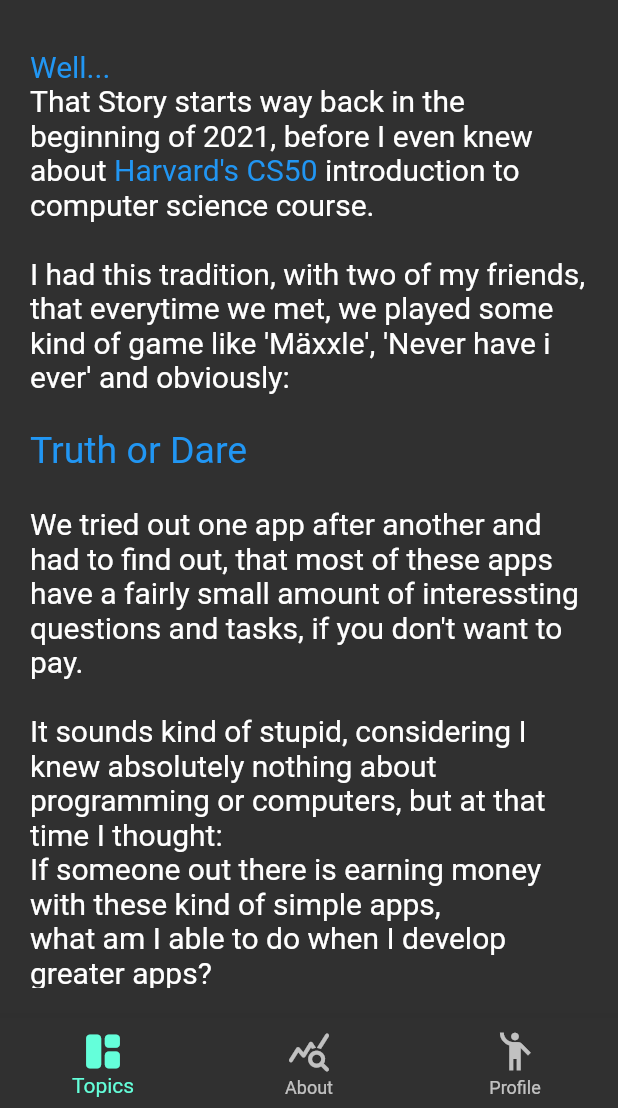
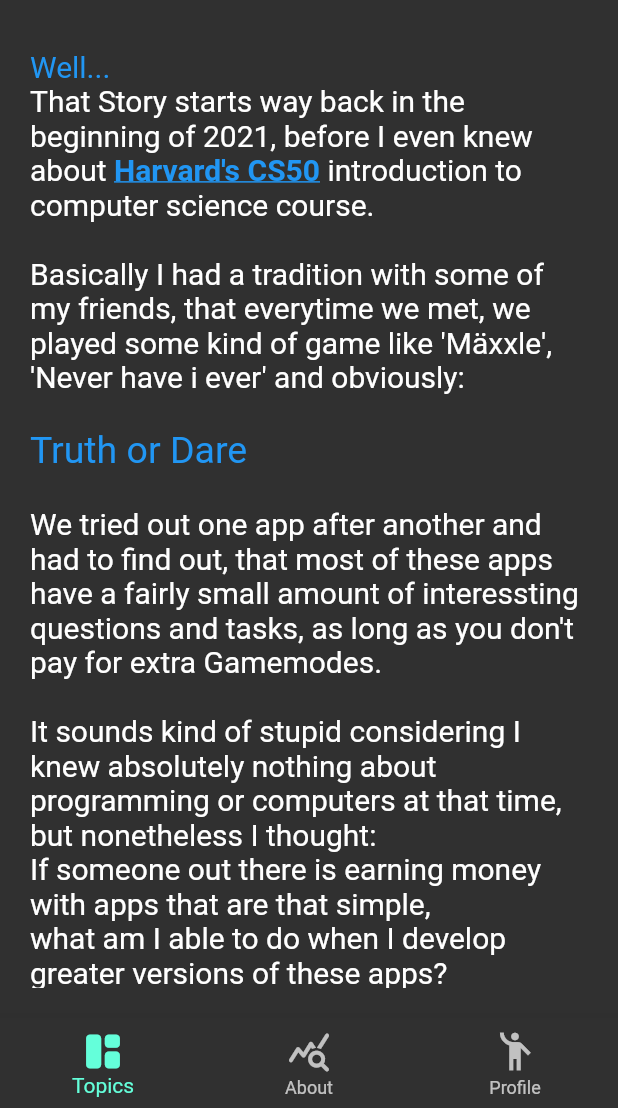
Before and after one commit to Merlin-Willner/TruthOrDare, a Flutter app: the AboutScreen screen opened by its route, on a phone screen of 412 x 824 dp, the part 128-1236 px from its top. Run offline on Flutter 3.47's test engine with Material 2 defaults, Android fonts, the phone set to English and light mode, and no system bars; our stand-ins replace firebase_auth, firebase_core, google_sign_in; accounts and stored records are empty; network calls fail.

Commit message:
finaly done with this app

```diff
--- a/truthordare/lib/CivilizedMode/CivilizedMode.dart
+++ b/truthordare/lib/CivilizedMode/CivilizedMode.dart
@@ -11,10 +11,10 @@ List<String> Truth = [
   'What is your dream job and why?',
 ];
 List<String> Dare = [
-  'The other Players have to give you a task that is out of your comfort zone\nDO SOMETHING BOLD!',
-  'Go to the person to your right and sit on her/his lap for the rest of this round.',
-  'Act for the rest of the round like an absolut asshole, you have to insult everybody',
-  'You are now the buttler for everyone. Good luck ;)',
+  'The other Players have to give you a task that is out of your comfort zone.\nDO SOMETHING BOLD!',
+  'Go to the person to your right and sit on her/his lap for the rest of this round!',
+  'Act for the rest of the round like an absolut asshole, you have to insult everybody!',
+  'You are now the buttler for everyone! Good luck. ;)',
 ];
 
 
@@ -40,7 +40,7 @@ class _CivilizedModeScreen extends State<CivilizedModeScreen> {
         children: [
           Container(
             padding: const EdgeInsets.all(20),
-            child: Text(task),
+            child: Text(task, style: const TextStyle(fontSize: 25)),
             //color: Colors.grey,
             width: 100,
             height: 300,
@@ -71,7 +71,7 @@ class _CivilizedModeScreen extends State<CivilizedModeScreen> {
                     color: Colors.blue,
                   ),
                   child: const Center(
-                    child: Text('Truth'),
+                    child: Text('Truth', style: TextStyle(fontSize: 25),),
                   ),
                   transform: Matrix4.rotationZ(0.05),
                   height: 90,
@@ -99,7 +99,7 @@ class _CivilizedModeScreen extends State<CivilizedModeScreen> {
                     color: Colors.red,
                   ),
                   child: const Center(
-                    child: Text('Dare'),
+                    child: Text('Dare', style: TextStyle(fontSize: 25)),
                   ),
                   transform: Matrix4.rotationZ(0.05),
                   height: 90,
--- a/truthordare/lib/PartyMode/PartyMode.dart
+++ b/truthordare/lib/PartyMode/PartyMode.dart
@@ -11,9 +11,9 @@ List<String> Truth = [
   'Truth comming soon 4?',
 ];
 List<String> Dare = [
-  'Dare comming soon 1?',
-  'Dare comming soon 2?',
-  'Dare comming soon 3?',
+  'Dare comming soon 1!',
+  'Dare comming soon 2!',
+  'Dare comming soon 3!',
 ];
 
 
@@ -40,7 +40,7 @@ class _PartyModeScreen extends State<PartyModeScreen> {
         children: [
           Container(
             padding: const EdgeInsets.all(20),
-            child: Text(task),
+            child: Text(task, style: const TextStyle(fontSize: 25)),
             //color: Colors.grey,
             width: 100,
             height: 300,
@@ -71,7 +71,7 @@ class _PartyModeScreen extends State<PartyModeScreen> {
                     color: Colors.blue,
                   ),
                   child: const Center(
-                    child: Text('Truth'),
+                    child: Text('Truth', style: TextStyle(fontSize: 25)),
                   ),
                   transform: Matrix4.rotationZ(0.05),
                   height: 90,
@@ -99,7 +99,7 @@ class _PartyModeScreen extends State<PartyModeScreen> {
                     color: Colors.red,
                   ),
                   child: const Center(
-                    child: Text('Dare'),
+                    child: Text('Dare', style: TextStyle(fontSize: 25)),
                   ),
                   transform: Matrix4.rotationZ(0.05),
                   height: 90,
--- a/truthordare/lib/about/about.dart
+++ b/truthordare/lib/about/about.dart
@@ -1,5 +1,7 @@
+import 'package:flutter/gestures.dart';
 import 'package:flutter/material.dart';
 import 'package:truthordare/shared/bottom_nav.dart';
+import 'package:url_launcher/url_launcher.dart';
 
 class AboutScreen extends StatelessWidget {
   const AboutScreen({Key? key}) : super(key: key);
@@ -29,56 +31,72 @@ class AboutScreen extends StatelessWidget {
                           TextSpan(
                             //text: 'Hello',
                             style: Theme.of(context).textTheme.bodyText2,
-                            children: const <TextSpan>[
-                            TextSpan(
+                            children: <TextSpan>[
+                            const TextSpan(
                                 text: "\nWell...\n",
                                 style: TextStyle(color: Colors.blue)),
-                            TextSpan(text: "That Story starts way back in the beginning of 2021, before I even knew about "),
+                            const TextSpan(text: "That Story starts way back in the beginning of 2021, before I even knew about "),
                             TextSpan(
                                 text: "Harvard's CS50",
-                                style: TextStyle(color: Colors.blue)),
-                            TextSpan(
+                                style: const TextStyle(color: Colors.blue, fontWeight: FontWeight.bold, decoration: TextDecoration.underline),
+                                recognizer: TapGestureRecognizer() ..onTap = () async {
+                                  if (await canLaunch("https://pll.harvard.edu/course/cs50") == true) {
+                                    launch("https://pll.harvard.edu/course/cs50");
+                                  }
+                                  else {
+                                    print("Can't launch URL");
+                                  }
+                                },
+                                ),
+                            const TextSpan(
                                 text: " introduction to computer science course.\n\n"),
-                            TextSpan(
-                                text: "I had this tradition, with two of my friends, that everytime we met, we played some kind"
+                            const TextSpan(
+                                text: "Basically I had a tradition with some of my friends, that everytime we met, we played some kind"
                                            " of game like 'Mäxxle', 'Never have i ever' and obviously:\n\n"),
-                            TextSpan(
+                            const TextSpan(
                                 text: "Truth or Dare",
                                 style: TextStyle(color: Colors.blue, fontSize: 25)),
-                            TextSpan(
+                            const TextSpan(
                                 text: "\n\nWe tried out one app after another and had to find out, that most of these apps have a "
-                                      "fairly small amount of interessting questions and tasks, if you don't want to pay.\n\n"
-                                      "It sounds kind of stupid, considering I knew absolutely nothing about programming "
-                                      "or computers, but at that time I thought: \nIf someone out there is earning money with"
-                                      " these kind of simple apps, \nwhat am I able to do when I develop greater apps?\n"
+                                      "fairly small amount of interessting questions and tasks, as long as you don't pay for extra Gamemodes.\n\n"
+                                      "It sounds kind of stupid considering I knew absolutely nothing about programming "
+                                      "or computers at that time, but nonetheless I thought: \nIf someone out there is earning money with"
+                                      " apps that are that simple, \nwhat am I able to do when I develop greater versions of these apps?\n"
                                       "\nWhat am I able to do when I implement more features?\n\nBetter tasks and questions?\n\n\n"
                                       "I think I don't need to tell you that I didn't reach that goal yet XD\n\n"
-                                      "To be totally honast I am not even close.\n\nDuring the course there have always been"
+                                      "To be totally honast I am not even close...\n\n\n\nDuring CS50's course there have always been"
                                       " times where things were confusing and absolutely overwhelming(Tideman), \nbut at least there"
                                       " have been some lectures and notes to look up the information and push through the"
                                       " problem sets.\n\n"
                                       "Now with this Final Project things went a little different.\n\n"
-                                      "-I needed to install VS-Code and lern how to use it.\n"
+                                      "-I needed to install VS-Code and lern how to properly use it.\n"
                                       "-Git and Github was completely new.\n"
                                       "-I tried out WSL2 and Ubuntu.\n"
                                       "-Dart was also pretty much new.\n"
                                       "-Flutter even more...\n"
                                       "-And now with some Elements from Firebase, things didn't get less confusing.\n\n"
-                                      "But even though I didnt archieve what I wanted yet, I think I can be proud of the progress that I have made,\n"
-                                      "and from now on continue my work on this app and many other in the future upcomming programming challenges.\n\n"
+                                      "But even though I didnt archieve what I wanted yet,\nI think I can be proud of the progress that I have made,\n"
+                                      "the motivation to constantly step out of my comfort zone,\n"
+                                      "and the fact that I never gave up and continued to try my best, no matter how confusing or overwhelming a concept or task seemed to be.\n\n"
+                                      "If you are reading this right now and struggle at anything in programming, sport or whatever else, feel free to contact me on the link below.\n\n"
+
                                       ),
                             TextSpan(
                                 text: "I am Merlin and this was CS50.\n\n",
-                                style: TextStyle(color: Colors.blue)),
+                                style: const TextStyle(color: Colors.blue, fontWeight: FontWeight.bold, decoration: TextDecoration.underline),
+                                recognizer: TapGestureRecognizer() ..onTap = () async {
+                                  if (await canLaunch("https://www.instagram.com/merlin_willner/") == true) {
+                                    launch("https://www.instagram.com/merlin_willner/");
+                                  }
+                                  else {
+                                    print("Can't launch URL");
+                                  }
+                                },
+                            ),
                           ],
                         ),
                       )
-                      //"Well...\n"
-                      //"That Story starts way back in the beginning of 2021, before I even knew about Harvard's CS50 introduction to computer science course."
-                      //"I had this tradition, with two of my friends, that everytime we met, we played some kind of games like 'Mäxxle', 'Never have i ever' and obviously:"
-                      //"Truth or Dare"
-                      //"We tried out one app after another and had to find out, that most of these apps have a fairly small amount of interessting questions and tasks, if you don't want to pay."
-                      //"It sounds kind of stupid, considering I knew absolutely nothing about programming or computers, but at that time I thought: If someone out there is earning money with these kind of simple apps, what am I able to do when I develop greater apps, what am I able to do when I implement more features, better tasks and questions?"
+
                       ),
                 ),
               ),
@@ -89,11 +107,3 @@ class AboutScreen extends StatelessWidget {
     );
   }
 }
-
-
-//child: Center(child: Text('Well...')),
-//                  const Center(child: Text("That Story starts way back in the beginning of 2021, before I even knew about Harvard's CS50 introduction to computer science course.")),
-//                  const Center(child: Text("I had this tradition, with two of my friends, that everytime we met, we played some kind of games like 'Mäxxle', 'Never have i ever' and obviously: ")),
-//                  const Center(child: Text("Truth or Dare")),
-//                  const Center(child: Text("We tried out one app after another and had to find out, that most of these apps have a fairly small amount of interessting questions and tasks, if you don't want to pay.")),
-//                  const Center(child: Text("It sounds kind of stupid, considering I knew absolutely nothing about programming or computers, but at that time I thought: If someone out there is earning money with these kind of simple apps, what am I able to do when I develop greater apps, what am I able to do when I implement more features, better tasks and questions?")),
--- a/truthordare/lib/main.dart
+++ b/truthordare/lib/main.dart
@@ -44,6 +44,7 @@ class _AppState extends State<App> {
         // Once complete, show your application
         if (snapshot.connectionState == ConnectionState.done) {
           return MaterialApp(
+            debugShowCheckedModeBanner: false,
             routes: appRoutes,
             theme: appTheme,
 
--- a/truthordare/lib/services/auth.dart
+++ b/truthordare/lib/services/auth.dart
@@ -1,6 +1,6 @@
 import 'package:firebase_auth/firebase_auth.dart';
 import 'package:google_sign_in/google_sign_in.dart';
-
+//import 'package:truthordare/shared/shared.dart';
 class AuthService {
   final userStream = FirebaseAuth.instance.authStateChanges();
   final user = FirebaseAuth.instance.currentUser;
@@ -9,7 +9,7 @@ class AuthService {
     try {
       await FirebaseAuth.instance.signInAnonymously();
     } on FirebaseAuthException catch (e) {
-      // handle error
+      //const ErrorMessage(message: "Snapshot has some error",);
     }
   }
 
```
Also changed, not shown: truthordare/pubspec.yaml (+1 -8 lines), 1 other file.
